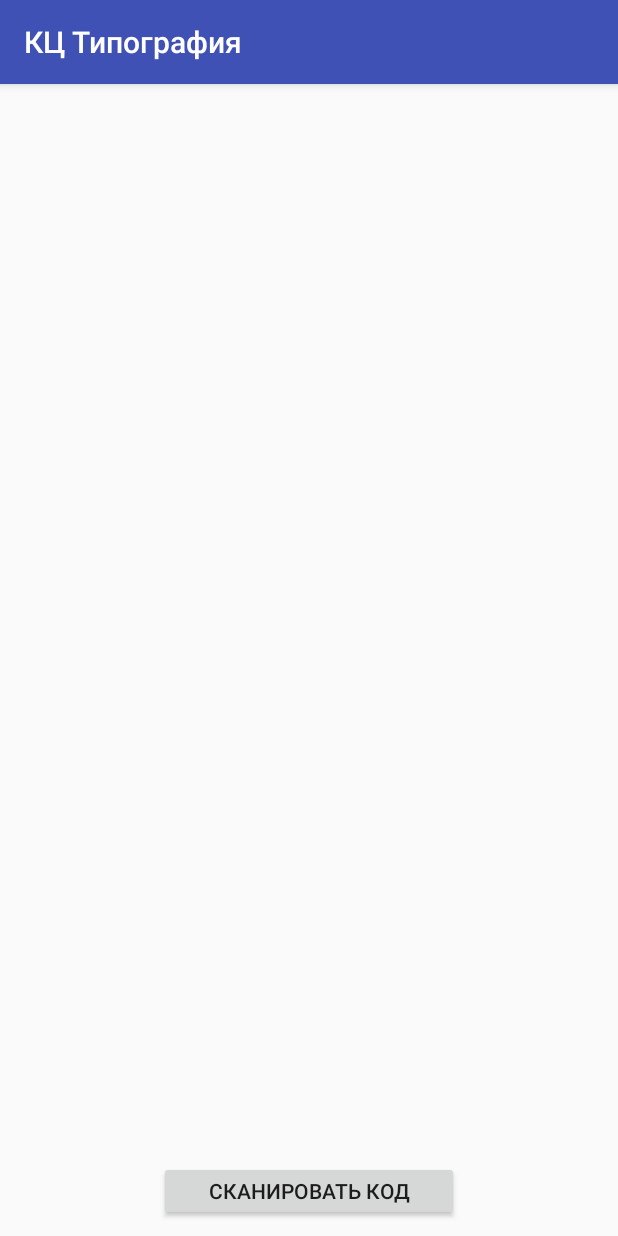
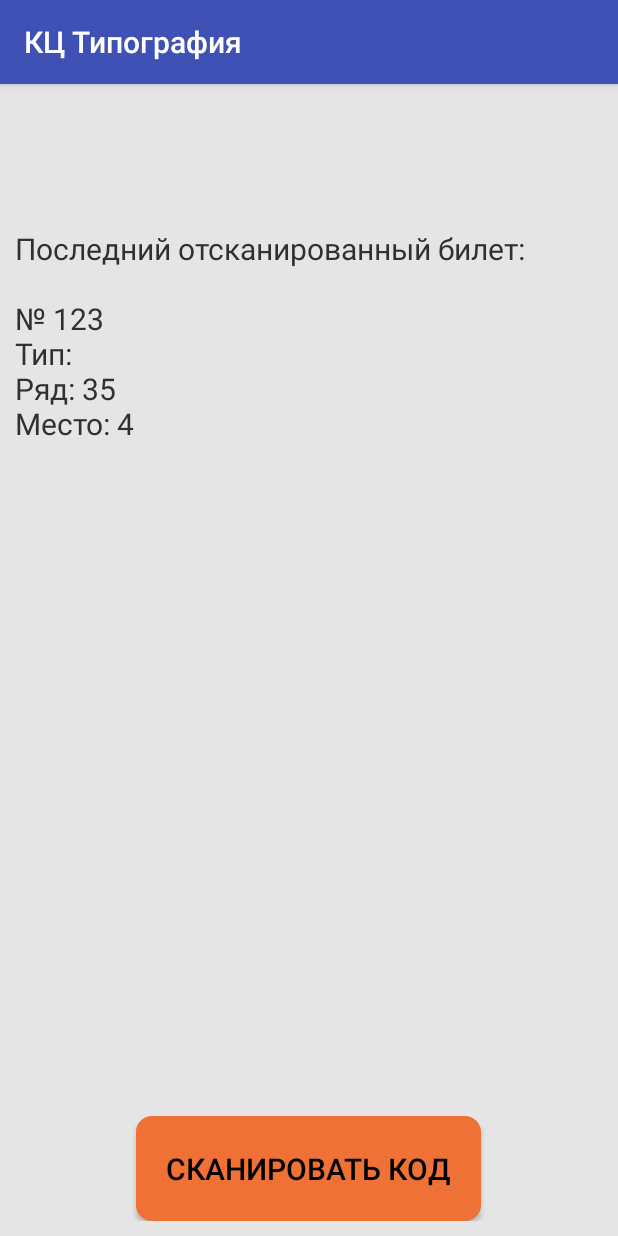
Before and after one commit to StepaevAnton/QReader, an Android app: the EventDetailsActivity screen opened directly, with no data from a screen before it, on a phone screen of 412 x 824 dp. Run offline under Robolectric (Android 15) with nearby library versions, the phone set to English and light mode, and no system bars; 2 statements that could not run were skipped.

Commit message:
Незначительные визуальные правки

```diff
--- a/QRreader/app/src/main/java/com/avstepaevicloud/qrreader/EventDataClass.kt
+++ b/QRreader/app/src/main/java/com/avstepaevicloud/qrreader/EventDataClass.kt
@@ -5,9 +5,9 @@ import java.io.Serializable
 /**
  * Дата класс событий
  */
-data class EventData(val id: Long, val title: String, val dt: String, val code: String, val types: Map<Int, EventType>) : Serializable
+data class EventData(val id: Long, val title: String, val dt: String, val code: String, val types: Map<Int, TicketType>) : Serializable
 
 /**
  * Дата класс типов событий
  */
-data class EventType(val id: Int, val caption: String) : Serializable
+data class TicketType(val id: Int, val caption: String) : Serializable
--- a/QRreader/app/src/main/java/com/avstepaevicloud/qrreader/EventDetailsActivity.kt
+++ b/QRreader/app/src/main/java/com/avstepaevicloud/qrreader/EventDetailsActivity.kt
@@ -13,8 +13,16 @@ import com.avstepaevicloud.qrreader.Helpers.*
 
 class EventDetailsActivity : AppCompatActivity() {
 
+    // Константы
     private val errorTone: Int = ToneGenerator.TONE_CDMA_CALL_SIGNAL_ISDN_NORMAL
     private val okTone: Int = ToneGenerator.TONE_CDMA_PRESSHOLDKEY_LITE
+    private val ticketInfoKey = "ticketInfo"
+
+    // UI элементы
+    private var eventNameTextView: TextView? = null
+    private var eventDtTextView: TextView? = null
+    private var ticketDetailsTextView: TextView? = null
+    private var scanCodeButton: Button? = null
 
     private var event: EventData? = null
         set(value) {
@@ -26,9 +34,7 @@ class EventDetailsActivity : AppCompatActivity() {
             field = value
         }
 
-    private var eventNameTextView: TextView? = null
-    private var eventDtTextView: TextView? = null
-    private var scanCodeButton: Button? = null
+    private var lastScannedTicketInfo: String = ""
 
     override fun onCreate(savedInstanceState: Bundle?) {
         super.onCreate(savedInstanceState)
@@ -37,48 +43,101 @@ class EventDetailsActivity : AppCompatActivity() {
         eventNameTextView = findViewById(R.id.event_label)
         eventDtTextView = findViewById(R.id.event_dt)
         scanCodeButton = findViewById(R.id.scan_code_button)
+        ticketDetailsTextView = findViewById(R.id.ticket_details)
+
         scanCodeButton!!.setOnClickListener { startCodeScanning() }
 
         event = intent.getSerializableExtra("event") as EventData
 
         if (event == null)
             finish()
+
+        if (savedInstanceState != null && savedInstanceState.containsKey(ticketInfoKey))
+            ticketDetailsTextView!!.text = savedInstanceState[ticketInfoKey] as String
+
+        // DEBUG
+        processScanResult("123")
+    }
+
+    override fun onSaveInstanceState(outState: Bundle?) {
+        super.onSaveInstanceState(outState)
+
+        if (outState == null)
+            return
+        outState.putString(ticketInfoKey, lastScannedTicketInfo)
     }
 
     /**
      * Запустить сканер
-      */
-    private fun startCodeScanning(){
+     */
+    private fun startCodeScanning() {
         val intent = Intent(this, ScannerActivityView::class.java)
         startActivityForResult(intent, 2)
     }
 
+    /**
+     * Делегат обработки результата сканирования
+     */
     override fun onActivityResult(requestCode: Int, resultCode: Int, data: Intent?) {
+
+        val barcode = data?.extras?.getString("BarCode")
+        if (barcode.isNullOrEmpty())
+            return
+
+        processScanResult(barcode!!)
+    }
+
+    /**
+     * Обработка результата сканирования
+     */
+    private fun processScanResult(scanResultAsString: String) {
         try {
-            val barcode = data?.extras?.getString("BarCode")
-            if (barcode.isNullOrEmpty())
-                return
+            val scanResult = ScanResult(123, 1, 0, 35, 4)
+            //val scanResult = ScanResultParser.unsafeParse(barcode!!, event!!.code)
 
-            val scanResult = ScanResult(123,456,1,35,4)//ScanResultParser.unsafeParse(barcode!!, event!!.code)
-            if (scanResult.eventId != event!!.id)
-                throw TicketIdCheckException("Билет не соответствует выбранному мероприятию!")
+            // TODO раскомментировать
+//            if (scanResult.eventId != event!!.id)
+//                throw TicketIdCheckException(getString(R.string.wrong_event_id_on_ticket))
 
-            StorageManager.getInstance(applicationContext).checkAndAddTicketId(scanResult.ticketId, 789)//scanResult.eventId)
-            // TODO здесь ли воспроизводить okTone
+            //StorageManager.getInstance(applicationContext).checkAndAddTicketId(scanResult.ticketId, 789)//scanResult.eventId)
+
+            val ticketType = getTicketTypyAsString(scanResult.ticketType)
+
+            var addInfo = ""
+            if (scanResult.ticketType == 0)
+                addInfo = "\r\nРяд: ${scanResult.row}\r\nМесто: ${scanResult.seat}"
+
+            val ticketInfo = "№ ${scanResult.ticketId}\r\nТип: $ticketType$addInfo"
+
+            lastScannedTicketInfo = "Последний отсканированный билет:\r\n\r\n$ticketInfo"
+
             playSound(okTone)
-        }
-        catch (e: Exception)
-        {
+
+            AlertDialog.Builder(this).setMessage("Билет " + ticketInfo)
+                    .setPositiveButton(android.R.string.ok) { _, _ -> }.setIcon(android.R.drawable.ic_dialog_info).show()
+
+            ticketDetailsTextView!!.text = lastScannedTicketInfo
+
+        } catch (e: Exception) {
             var errorMsg = applicationContext.getString(R.string.qr_code_has_invalid_format)
 
             if (e is ResultParsingException || e is TicketIdCheckException)
                 errorMsg = e.message
 
             AlertDialog.Builder(this).setMessage(errorMsg).setTitle(R.string.error)
-                    .setPositiveButton(android.R.string.ok){_, _ -> }.setIcon(android.R.drawable.ic_dialog_alert).show()
+                    .setPositiveButton(android.R.string.ok) { _, _ -> }.setIcon(android.R.drawable.ic_dialog_alert).show()
 
             playSound(errorTone)
         }
+    }
+
+    /**
+     * Получить строковое представление типа билета
+     */
+    private fun getTicketTypyAsString(ticketType: Int): String? {
+        val res = event?.types?.get(ticketType)?.caption
+
+        return if (res.isNullOrEmpty()) "" else res
     }
 
     /**
@@ -88,15 +147,11 @@ class EventDetailsActivity : AppCompatActivity() {
         try {
             val toneGenerator = ToneGenerator(AudioManager.STREAM_MUSIC, ToneGenerator.MAX_VOLUME)
             toneGenerator.startTone(tone)
-        }
-        catch (e: Exception){
+        } catch (e: Exception) {
             // ignored
         }
     }
 }
-
-
-
 //        if (barcode == null || barcode.equals("")) {
 //            Toast.makeText(this@EventDetailsActivity, "Bar Code Not Found", Toast.LENGTH_LONG).show()
 //            return
--- a/QRreader/app/src/main/java/com/avstepaevicloud/qrreader/Helpers/StorageManager.kt
+++ b/QRreader/app/src/main/java/com/avstepaevicloud/qrreader/Helpers/StorageManager.kt
@@ -97,9 +97,7 @@ class StorageManager private constructor(val context: Context) {
         if (scannedTicket != null)
         {
             val msg = context.applicationContext.getString(com.avstepaevicloud.qrreader.R.string.ticket_already_was_scanned, " " + SimpleDateFormat.getInstance().format(scannedTicket.scanDt))
-            //val msg = Resources.getSystem().getString()
             throw TicketIdCheckException(msg)
-
         }
 
         val ticketInfo = TicketInfo(ticketId, Calendar.getInstance().time)
--- /dev/null
+++ b/QRreader/app/src/main/res/drawable/rounded_corners_button.xml
@@ -0,0 +1,24 @@
+<?xml version="1.0" encoding="utf-8"?>
+<selector xmlns:android="http://schemas.android.com/apk/res/android" >
+    <item android:state_pressed="true" >
+        <shape android:shape="rectangle"  >
+            <corners android:radius="10dip" />
+            <stroke android:width="1dip" android:color="#ef7135" />
+            <gradient android:angle="-90" android:startColor="#ef7135" android:endColor="#ef7135"  />
+        </shape>
+    </item>
+    <item android:state_focused="true">
+        <shape android:shape="rectangle"  >
+            <corners android:radius="10dip" />
+            <stroke android:width="1dip" android:color="#ef7135" />
+            <solid android:color="#ef7135"/>
+        </shape>
+    </item>
+    <item >
+        <shape android:shape="rectangle"  >
+            <corners android:radius="10dip" />
+            <stroke android:width="1dip" android:color="#ef7135" />
+            <gradient android:angle="-90" android:startColor="#ef7135" android:endColor="#ef7135" />
+        </shape>
+    </item>
+</selector>
--- a/QRreader/app/src/main/res/layout/activity_event_details.xml
+++ b/QRreader/app/src/main/res/layout/activity_event_details.xml
@@ -8,7 +8,8 @@
     android:paddingLeft="10dp"
     android:paddingEnd="10dp"
     android:paddingRight="10dp"
-    android:layout_marginBottom="10dp"
+    android:paddingBottom="10dp"
+    android:background="#e5e5e5"
     tools:context="com.avstepaevicloud.qrreader.EventDetailsActivity">
     <TextView
         android:id="@+id/event_label"
@@ -26,12 +27,25 @@
         android:gravity="start"
         android:layout_below="@id/event_label"/>
 
+    <TextView
+        android:id="@+id/ticket_details"
+        android:layout_width="match_parent"
+        android:layout_height="wrap_content"
+        android:textSize="20sp"
+        android:gravity="start"
+        android:layout_below="@id/event_dt"
+        android:textColor="#303030"
+        android:layout_marginTop="40dp"/>
+
     <Button
         android:id="@+id/scan_code_button"
-        android:layout_width="200dp"
-        android:layout_height="40dp"
+        android:layout_width="230dp"
+        android:layout_height="70dp"
         android:text="@string/scan_code"
+        android:textSize="20sp"
+        android:textColor="@android:color/black"
         android:layout_alignParentBottom="true"
-        android:layout_centerHorizontal="true"/>
+        android:layout_centerHorizontal="true"
+        android:background="@drawable/rounded_corners_button"/>
 
 </RelativeLayout>
--- a/QRreader/app/src/main/res/layout/content_main.xml
+++ b/QRreader/app/src/main/res/layout/content_main.xml
@@ -15,7 +15,8 @@
         <ListView
             android:id="@+id/events_list_view"
             android:layout_height="match_parent"
-            android:layout_width="match_parent"/>
+            android:layout_width="match_parent"
+            />
 
         <ProgressBar
             android:id="@+id/progress_bar"
--- a/QRreader/app/src/main/res/values/strings.xml
+++ b/QRreader/app/src/main/res/values/strings.xml
@@ -9,4 +9,5 @@
     <string name="qr_code_has_invalid_format">QR код имеет неверный формат!</string>>
     <string name="error">Ошибка</string>>
     <string name="ticket_already_was_scanned">Билет уже был отсканирован%1$s!</string>>
+    <string name="wrong_event_id_on_ticket">"Билет не соответствует выбранному мероприятию!"</string>>
 </resources>
```
Also changed, not shown: QRreader/app/src/main/java/com/avstepaevicloud/qrreader/MainActivity.kt (+7 -2 lines), QRreader/app/src/main/res/layout/activity_scanner_view.xml (deleted, +0 -33 lines), QRreader/app/src/main/res/layout/content_scanner_view.xml (deleted, +0 -11 lines), QRreader/app/src/main/res/layout/zxing.xml (deleted, +0 -20 lines).
